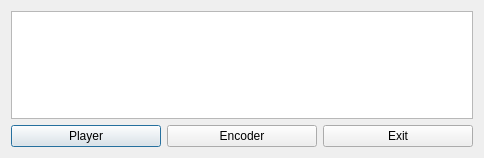
This is ipvcmain.ui in gnomezgrave/ipvc-image-processing-video-codec as Qt 5 draws it before an edit. The edited form follows.
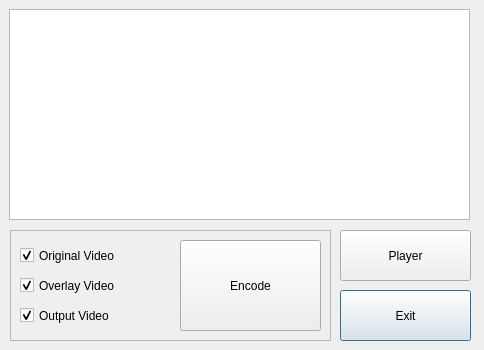
This is the edited form.

Patch:
```diff
--- a/ipvcmain.ui
+++ b/ipvcmain.ui
@@ -7,7 +7,7 @@
     <x>0</x>
     <y>0</y>
     <width>484</width>
-    <height>158</height>
+    <height>350</height>
    </rect>
   </property>
   <property name="sizePolicy">
@@ -24,43 +24,145 @@
   </property>
   <property name="maximumSize">
    <size>
-    <width>484</width>
-    <height>158</height>
+    <width>1000</width>
+    <height>1000</height>
    </size>
   </property>
   <property name="windowTitle">
    <string>IP Video Codec</string>
   </property>
-  <layout class="QVBoxLayout" name="verticalLayout">
-   <item>
-    <widget class="QGraphicsView" name="graphicsView"/>
-   </item>
-   <item>
-    <layout class="QHBoxLayout" name="horizontalLayout">
-     <item>
-      <widget class="QPushButton" name="btnPlayer">
-       <property name="text">
-        <string>Player</string>
-       </property>
-      </widget>
-     </item>
-     <item>
-      <widget class="QPushButton" name="btnEncoder">
-       <property name="text">
-        <string>Encoder</string>
-       </property>
-      </widget>
-     </item>
-     <item>
-      <widget class="QPushButton" name="btnExit">
-       <property name="text">
-        <string>Exit</string>
-       </property>
-      </widget>
-     </item>
-    </layout>
-   </item>
-  </layout>
+  <widget class="QGraphicsView" name="graphicsView">
+   <property name="geometry">
+    <rect>
+     <x>9</x>
+     <y>9</y>
+     <width>461</width>
+     <height>211</height>
+    </rect>
+   </property>
+   <property name="sizePolicy">
+    <sizepolicy hsizetype="Preferred" vsizetype="Preferred">
+     <horstretch>0</horstretch>
+     <verstretch>0</verstretch>
+    </sizepolicy>
+   </property>
+  </widget>
+  <widget class="QPushButton" name="btnExit">
+   <property name="geometry">
+    <rect>
+     <x>340</x>
+     <y>290</y>
+     <width>131</width>
+     <height>51</height>
+    </rect>
+   </property>
+   <property name="text">
+    <string>Exit</string>
+   </property>
+  </widget>
+  <widget class="QPushButton" name="btnPlayer">
+   <property name="geometry">
+    <rect>
+     <x>340</x>
+     <y>230</y>
+     <width>131</width>
+     <height>51</height>
+    </rect>
+   </property>
+   <property name="text">
+    <string>Player</string>
+   </property>
+  </widget>
+  <widget class="QFrame" name="frame">
+   <property name="geometry">
+    <rect>
+     <x>10</x>
+     <y>230</y>
+     <width>321</width>
+     <height>111</height>
+    </rect>
+   </property>
+   <property name="frameShape">
+    <enum>QFrame::StyledPanel</enum>
+   </property>
+   <property name="frameShadow">
+    <enum>QFrame::Raised</enum>
+   </property>
+   <widget class="QPushButton" name="btnEncoder">
+    <property name="geometry">
+     <rect>
+      <x>170</x>
+      <y>10</y>
+      <width>141</width>
+      <height>91</height>
+     </rect>
+    </property>
+    <property name="sizePolicy">
+     <sizepolicy hsizetype="Preferred" vsizetype="Preferred">
+      <horstretch>0</horstretch>
+      <verstretch>0</verstretch>
+     </sizepolicy>
+    </property>
+    <property name="text">
+     <string>Encode</string>
+    </property>
+   </widget>
+   <widget class="QCheckBox" name="chkOri">
+    <property name="geometry">
+     <rect>
+      <x>10</x>
+      <y>10</y>
+      <width>121</width>
+      <height>31</height>
+     </rect>
+    </property>
+    <property name="text">
+     <string>Original Video</string>
+    </property>
+    <property name="checked">
+     <bool>true</bool>
+    </property>
+   </widget>
+   <widget class="QCheckBox" name="chkOvr">
+    <property name="geometry">
+     <rect>
+      <x>10</x>
+      <y>40</y>
+      <width>121</width>
+      <height>31</height>
+     </rect>
+    </property>
+    <property name="text">
+     <string>Overlay Video</string>
+    </property>
+    <property name="checked">
+     <bool>true</bool>
+    </property>
+   </widget>
+   <widget class="QCheckBox" name="chkOut">
+    <property name="geometry">
+     <rect>
+      <x>10</x>
+      <y>70</y>
+      <width>121</width>
+      <height>31</height>
+     </rect>
+    </property>
+    <property name="text">
+     <string>Output Video</string>
+    </property>
+    <property name="checked">
+     <bool>true</bool>
+    </property>
+   </widget>
+   <zorder>btnPlayer</zorder>
+   <zorder>btnExit</zorder>
+   <zorder>btnEncoder</zorder>
+   <zorder>btnEncoder</zorder>
+   <zorder>chkOri</zorder>
+   <zorder>chkOvr</zorder>
+   <zorder>chkOut</zorder>
+  </widget>
  </widget>
  <resources/>
  <connections/>
```
